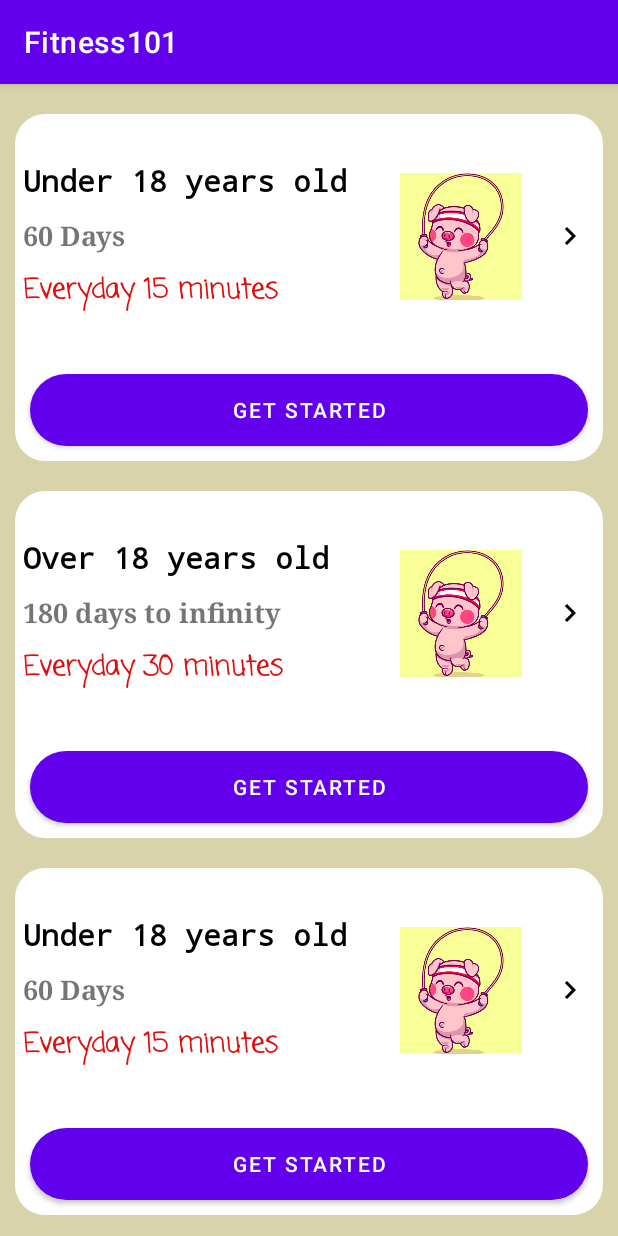
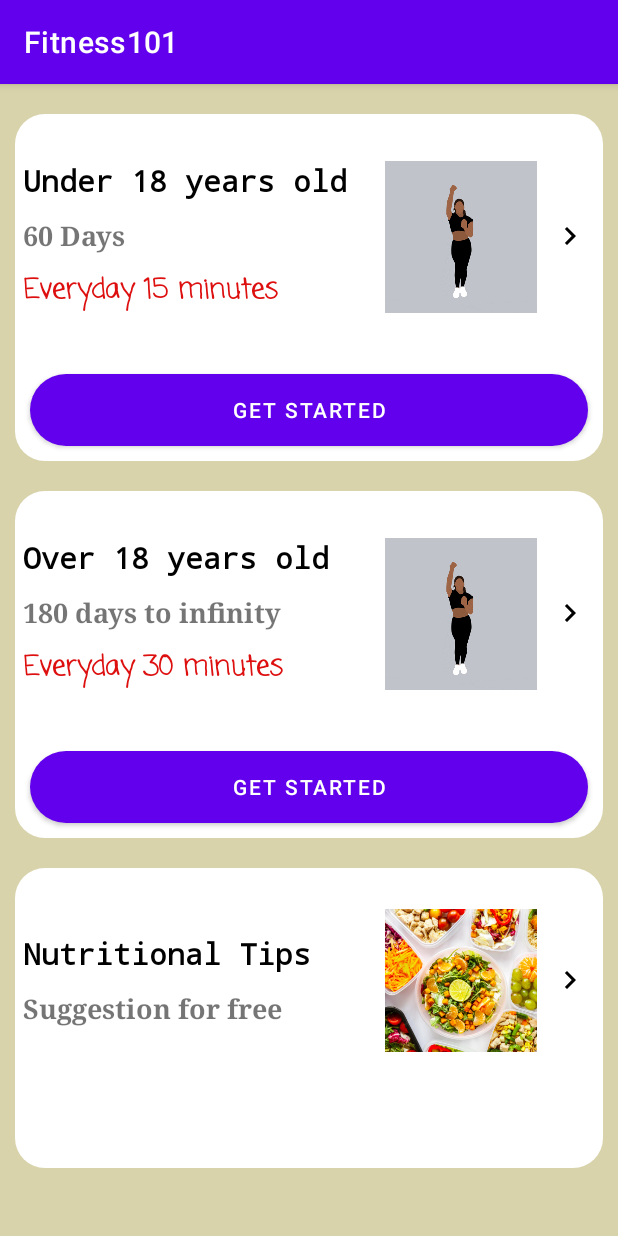
Before and after one commit to Mercy-Osebe/Fitness101, an Android app: the screen it shows after launch (MainActivity), on a phone screen of 412 x 824 dp. Run offline under Robolectric (Android 15) with nearby library versions, the phone set to English and light mode, and no system bars.

Commit message:
added all the layouts in the wiews and the on click listeners.

```diff
--- a/app/src/main/java/com/example/fitness101/MainActivity.java
+++ b/app/src/main/java/com/example/fitness101/MainActivity.java
@@ -2,8 +2,10 @@ package com.example.fitness101;
 
 import androidx.appcompat.app.AppCompatActivity;
 
+import android.content.Intent;
 import android.os.Bundle;
 import android.util.Log;
+import android.view.View;
 
 public class MainActivity extends AppCompatActivity {
 
@@ -15,4 +17,15 @@ public class MainActivity extends AppCompatActivity {
         setContentView(R.layout.activity_main);
 
     }
+
+    public void food(View view) {
+        Intent intent=new Intent(getApplicationContext(),DEMO.class);
+        startActivity(intent);
+    }
+
+    public void after18years(View view) {
+    }
+
+    public void before18years(View view) {
+    }
 }
--- a/app/src/main/res/layout/activity_main.xml
+++ b/app/src/main/res/layout/activity_main.xml
@@ -29,7 +29,8 @@
                 android:layout_margin="10.0dp"
                 android:layout_marginTop="15.0dp"
                 android:background="@drawable/background_crop"
-                android:orientation="vertical">
+                android:orientation="vertical"
+                android:onClick="before18years">
                 <LinearLayout
                     android:layout_width="match_parent"
                     android:layout_height="163dp"
@@ -42,7 +43,8 @@
                         android:layout_width="match_parent"
                         android:layout_height="wrap_content"
                         android:layout_weight="1.0"
-                        android:orientation="vertical">
+                        android:orientation="vertical"
+                        >
 
                         <TextView
                             android:layout_width="wrap_content"
@@ -79,17 +81,19 @@
                     <LinearLayout
                         android:layout_width="match_parent"
                         android:layout_height="wrap_content"
-                        android:layout_weight="2.0">
-                        <!--gif is a dependency added to gradle add image-7 not runner-->
-<!--                        <pl.droidsonroids.gif.GifImageView-->
+                        android:layout_weight="2.0"
+                        android:background="@drawable/background_crop">
+<!--                        gif is a dependency added to gradle add image-7 not runner-->
+                        <pl.droidsonroids.gif.GifImageView
+                            android:layout_width="match_parent"
+                            android:layout_height="wrap_content"
+                            android:src="@drawable/starjumps"
+                            />
+<!--                        <ImageView-->
 <!--                            android:layout_width="match_parent"-->
 <!--                            android:layout_height="wrap_content"-->
-<!--                            android:src="@drawable/legdays" />-->
-                        <ImageView
-                            android:layout_width="match_parent"
-                            android:layout_height="wrap_content"
-                            android:padding="10.0dp"
-                            android:src="@drawable/cutesplash" />
+<!--                            android:padding="10.0dp"-->
+<!--                            android:src="@drawable/cutesplash" />-->
 
                     </LinearLayout>
                     <LinearLayout
@@ -123,7 +127,8 @@
                 android:layout_margin="10.0dp"
                 android:layout_marginTop="15.0dp"
                 android:background="@drawable/background_crop"
-                android:orientation="vertical">
+                android:orientation="vertical"
+                android:onClick="after18years">
                 <LinearLayout
                     android:layout_width="match_parent"
                     android:layout_height="163dp"
@@ -175,109 +180,10 @@
                         android:layout_height="wrap_content"
                         android:layout_weight="2.0">
                         <!--gif is a dependency added to gradle add image-7 not runner-->
-                        <!--                        <pl.droidsonroids.gif.GifImageView-->
-                        <!--                            android:layout_width="match_parent"-->
-                        <!--                            android:layout_height="wrap_content"-->
-                        <!--                            android:src="@drawable/legdays" />-->
-                        <ImageView
-                            android:layout_width="match_parent"
-                            android:layout_height="wrap_content"
-                            android:padding="10.0dp"
-                            android:src="@drawable/cutesplash" />
-
-                    </LinearLayout>
-                    <LinearLayout
-                        android:layout_width="wrap_content"
-                        android:layout_height="wrap_content"
-                        android:layout_weight="0.0">
-
-                        <ImageView
-                            android:layout_width="match_parent"
-                            android:layout_height="wrap_content"
-                            android:padding="10.0dp"
-                            android:src="@drawable/ic_baseline_keyboard_arrow_right_24" />
-                        <!--src right click the drawable folder select the vector asset and choose desired icon.-->
-                    </LinearLayout>
-
-                </LinearLayout>
-                <!--                end of internal horizontal linear layout-->
-                <!--                continuation of internal vertical linear layout-->
-                <Button
-                    android:layout_width="match_parent"
-                    android:layout_height="wrap_content"
-                    android:layout_margin="10.0dp"
-                    android:background="@drawable/btn"
-                    android:text="Get Started"
-                    android:textAllCaps="true"
-                    android:textColor="#fff" />
-            </LinearLayout>
-            <LinearLayout
-                android:layout_width="match_parent"
-                android:layout_height="wrap_content"
-                android:layout_margin="10.0dp"
-                android:layout_marginTop="15.0dp"
-                android:background="@drawable/background_crop"
-                android:orientation="vertical">
-                <LinearLayout
-                    android:layout_width="match_parent"
-                    android:layout_height="163dp"
-                    android:layout_gravity="center"
-                    android:baselineAligned="false"
-                    android:gravity="center"
-                    android:orientation="horizontal">
-                    <!--internal layout for the texts-->
-                    <LinearLayout
-                        android:layout_width="match_parent"
-                        android:layout_height="wrap_content"
-                        android:layout_weight="1.0"
-                        android:orientation="vertical">
-
-                        <TextView
-                            android:layout_width="wrap_content"
-                            android:layout_height="wrap_content"
-                            android:fontFamily="monospace"
-                            android:padding="5.0dp"
-                            android:text="@string/under_18_years_old"
-                            android:textColor="#ff000000"
-                            android:textSize="20sp"
-                            android:textStyle="bold" />
-
-                        <TextView
-                            android:layout_width="wrap_content"
-                            android:layout_height="wrap_content"
-                            android:fontFamily="serif"
-                            android:padding="5.0dp"
-                            android:text="@string/_60_days"
-                            android:textSize="18sp"
-                            android:textStyle="bold" />
-
-                        <TextView
-                            android:layout_width="wrap_content"
-                            android:layout_height="wrap_content"
-                            android:fontFamily="casual"
-                            android:padding="5dp"
-                            android:text="@string/everyday_15_minutes"
-                            android:textColor="@color/red"
-                            android:textSize="18sp"
-                            android:textStyle="bold" />
-
-                    </LinearLayout>
-
-                    <!--                    The below code is the source of all my problems.-->
-                    <LinearLayout
-                        android:layout_width="match_parent"
-                        android:layout_height="wrap_content"
-                        android:layout_weight="2.0">
-                        <!--gif is a dependency added to gradle add image-7 not runner-->
-                        <!--                        <pl.droidsonroids.gif.GifImageView-->
-                        <!--                            android:layout_width="match_parent"-->
-                        <!--                            android:layout_height="wrap_content"-->
-                        <!--                            android:src="@drawable/legdays" />-->
-                        <ImageView
-                            android:layout_width="match_parent"
-                            android:layout_height="wrap_content"
-                            android:padding="10.0dp"
-                            android:src="@drawable/cutesplash" />
+                                                <pl.droidsonroids.gif.GifImageView
+                                                    android:layout_width="match_parent"
+                                                    android:layout_height="wrap_content"
+                                                    android:src="@drawable/starjumps" />
 
                     </LinearLayout>
                     <LinearLayout
@@ -306,6 +212,85 @@
                     android:textColor="#fff" />
             </LinearLayout>
 
+            <LinearLayout
+                android:layout_width="match_parent"
+                android:layout_height="200dp"
+                android:layout_margin="10.0dp"
+                android:layout_marginTop="15.0dp"
+                android:background="@drawable/background_crop"
+                android:onClick="food"
+                android:orientation="vertical">
+
+                <LinearLayout
+                    android:layout_width="match_parent"
+                    android:layout_height="150dp"
+                    android:layout_gravity="center"
+                    android:baselineAligned="false"
+                    android:gravity="center"
+                    android:orientation="horizontal">
+                    <!--internal layout for the texts-->
+                    <LinearLayout
+                        android:layout_width="match_parent"
+                        android:layout_height="wrap_content"
+                        android:layout_weight="1.0"
+                        android:orientation="vertical">
+
+                        <TextView
+                            android:layout_width="wrap_content"
+                            android:layout_height="wrap_content"
+                            android:fontFamily="monospace"
+                            android:padding="5.0dp"
+                            android:text="Nutritional Tips"
+                            android:textColor="#ff000000"
+                            android:textSize="20sp"
+                            android:textStyle="bold" />
+
+                        <TextView
+                            android:layout_width="wrap_content"
+                            android:layout_height="wrap_content"
+                            android:fontFamily="serif"
+                            android:padding="5.0dp"
+                            android:text="Suggestion for free"
+                            android:textSize="18sp"
+                            android:textStyle="bold" />
+
+                    </LinearLayout>
+
+                    <!--                    The below code is the source of all my problems.-->
+                    <LinearLayout
+                        android:layout_width="match_parent"
+                        android:layout_height="wrap_content"
+                        android:layout_weight="2.0">
+                        <!--                        gif is a dependency added to gradle add image-7 not runner-->
+
+                        <ImageView
+                            android:id="@+id/imageView2"
+                            android:layout_width="wrap_content"
+                            android:layout_height="wrap_content"
+                            android:layout_weight="1.0"
+                            app:srcCompat="@drawable/nutrition" />
+
+                    </LinearLayout>
+
+                    <LinearLayout
+                        android:layout_width="wrap_content"
+                        android:layout_height="wrap_content"
+                        android:layout_weight="0.0">
+
+                        <ImageView
+                            android:layout_width="match_parent"
+                            android:layout_height="wrap_content"
+                            android:padding="10.0dp"
+                            android:src="@drawable/ic_baseline_keyboard_arrow_right_24" />
+                        <!--src right click the drawable folder select the vector asset and choose desired icon.-->
+                    </LinearLayout>
+
+
+                </LinearLayout>
+
+
+            </LinearLayout>
+
 
         </LinearLayout>
 
```
Also changed, not shown: app/src/main/res/drawable-v24/nutrition.png (added), app/src/main/res/drawable-v24/starjumps.gif (added).
